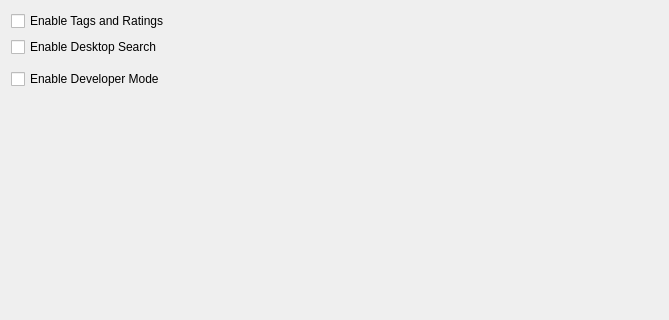
Above: src/file/kcm/configwidget.ui from KDE/baloo before the change; both pictures show x 0 to 669 and y 0 to 320 of the 669 by 671 pixel window. Below: the same form after it.
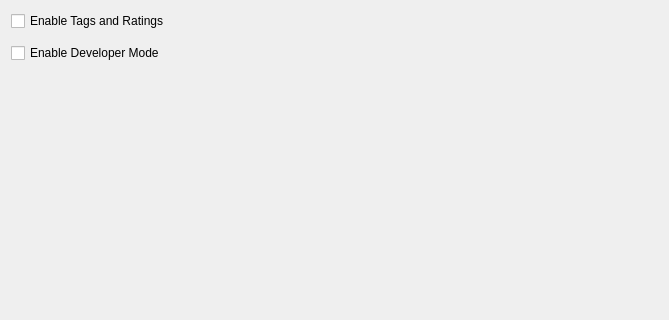
That is the form after the change. Custom widgets are drawn as their Qt base class.

Commit message:
KCM: Remove the "Enable File Indexing" check box
One can control if File Indexing is enabled or disabled by adding ones
home folder and other mount points to the list of exclude folders. If
everything is excluded from indexing then the file indexer does not run.

The edit to the form file:
```diff
--- a/src/file/kcm/configwidget.ui
+++ b/src/file/kcm/configwidget.ui
@@ -19,13 +19,6 @@
      </property>
     </widget>
    </item>
-   <item>
-    <widget class="QCheckBox" name="m_checkEnableFileIndexer">
-     <property name="text">
-      <string>Enable Desktop Search</string>
-     </property>
-    </widget>
-   </item>
    <item>
     <widget class="FolderSelectionWidget" name="m_folderSelectionWidget" native="true"/>
    </item>
```
The commit also changes 1 other file.
